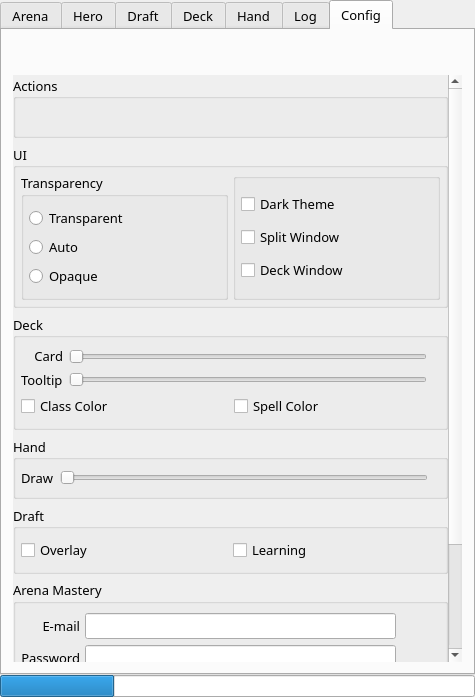
Qt form mainwindow.ui (supertriodo/Arena-Tracker) before a commit.
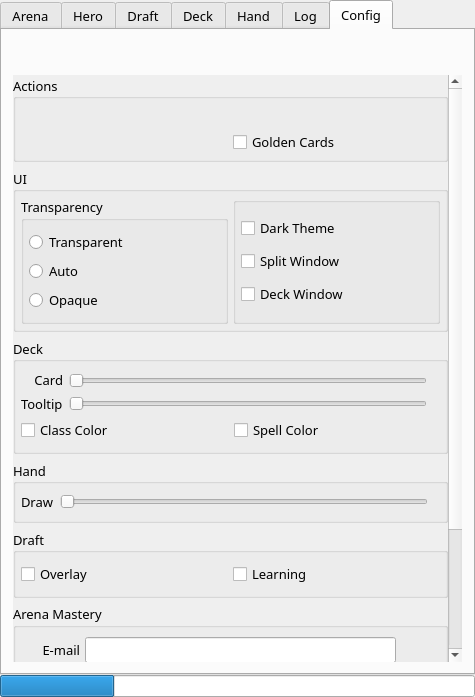
The same form after that commit. The open tabs and pages were chosen to show the change. Icons and pictures are not drawn. Custom widgets are drawn as their Qt base class.

Commit message: Add golden cards option to create deck with python.

What changed in the file:
```diff
--- a/mainwindow.ui
+++ b/mainwindow.ui
@@ -1308,7 +1308,7 @@
                <x>0</x>
                <y>0</y>
                <width>437</width>
-               <height>741</height>
+               <height>766</height>
               </rect>
              </property>
              <layout class="QVBoxLayout" name="verticalLayout_5">
@@ -1352,6 +1352,11 @@
                   <number>5</number>
                  </property>
                  <item>
+                  <layout class="QVBoxLayout" name="verticalLayout_10">
+                   <property name="spacing">
+                    <number>0</number>
+                   </property>
+                   <item>
                   <widget class="QPushButton" name="configButtonForceDraft">
                    <property name="toolTip">
                     <string>Force Draft: Start a new arena draft from the beginning.
@@ -1377,6 +1382,29 @@
                   </widget>
                  </item>
                  <item>
+                    <spacer name="verticalSpacer_2">
+                     <property name="orientation">
+                      <enum>Qt::Vertical</enum>
+                     </property>
+                     <property name="sizeType">
+                      <enum>QSizePolicy::Ignored</enum>
+                     </property>
+                     <property name="sizeHint" stdset="0">
+                      <size>
+                       <width>20</width>
+                       <height>40</height>
+                      </size>
+                     </property>
+                    </spacer>
+                   </item>
+                  </layout>
+                 </item>
+                 <item>
+                  <layout class="QVBoxLayout" name="verticalLayout_11">
+                   <property name="spacing">
+                    <number>0</number>
+                   </property>
+                   <item>
                   <widget class="QPushButton" name="configButtonCreateDeckPY">
                    <property name="toolTip">
                     <string>Auto Create Deck: Create in Hearthstone your current deck,
@@ -1400,6 +1428,15 @@
                     <bool>true</bool>
                    </property>
                   </widget>
+                   </item>
+                   <item>
+                    <widget class="QCheckBox" name="configCheckGoldenCards">
+                     <property name="text">
+                      <string>Golden Cards</string>
+                     </property>
+                    </widget>
+                   </item>
+                  </layout>
                  </item>
                 </layout>
                </widget>
```
Lines whose indentation alone changed are shown as unchanged. The commit also changes 5 other files.
